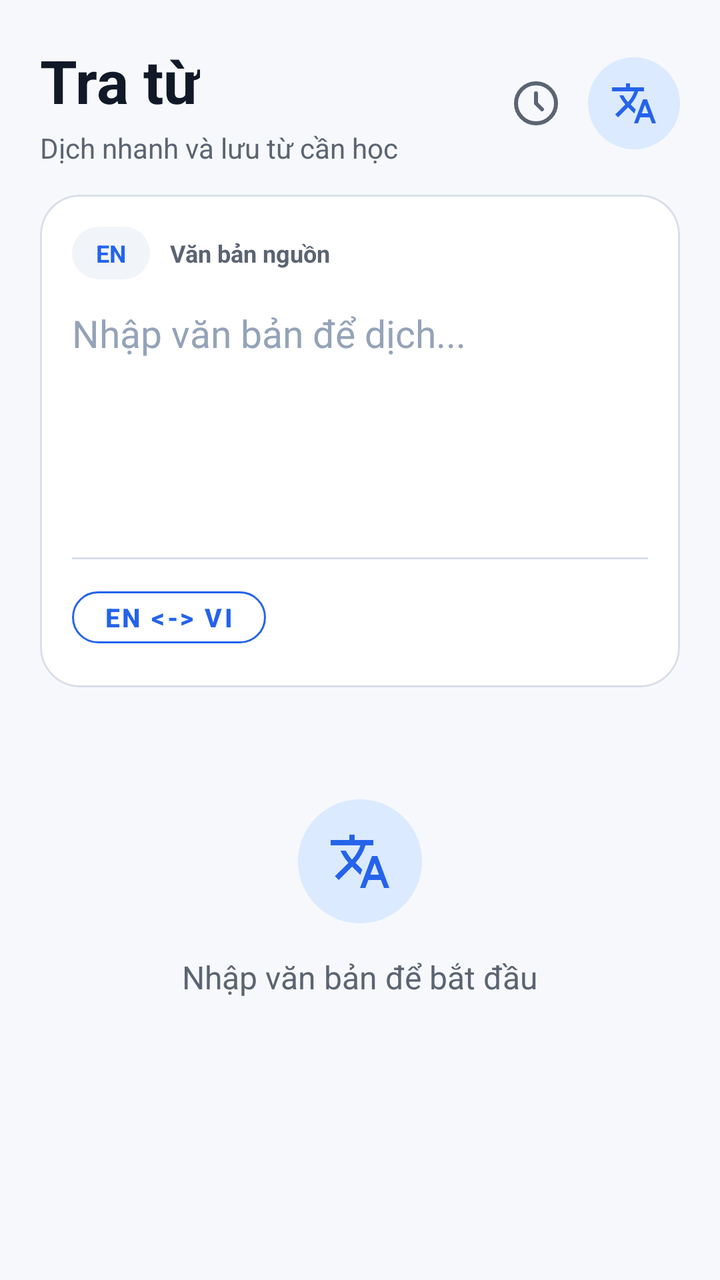
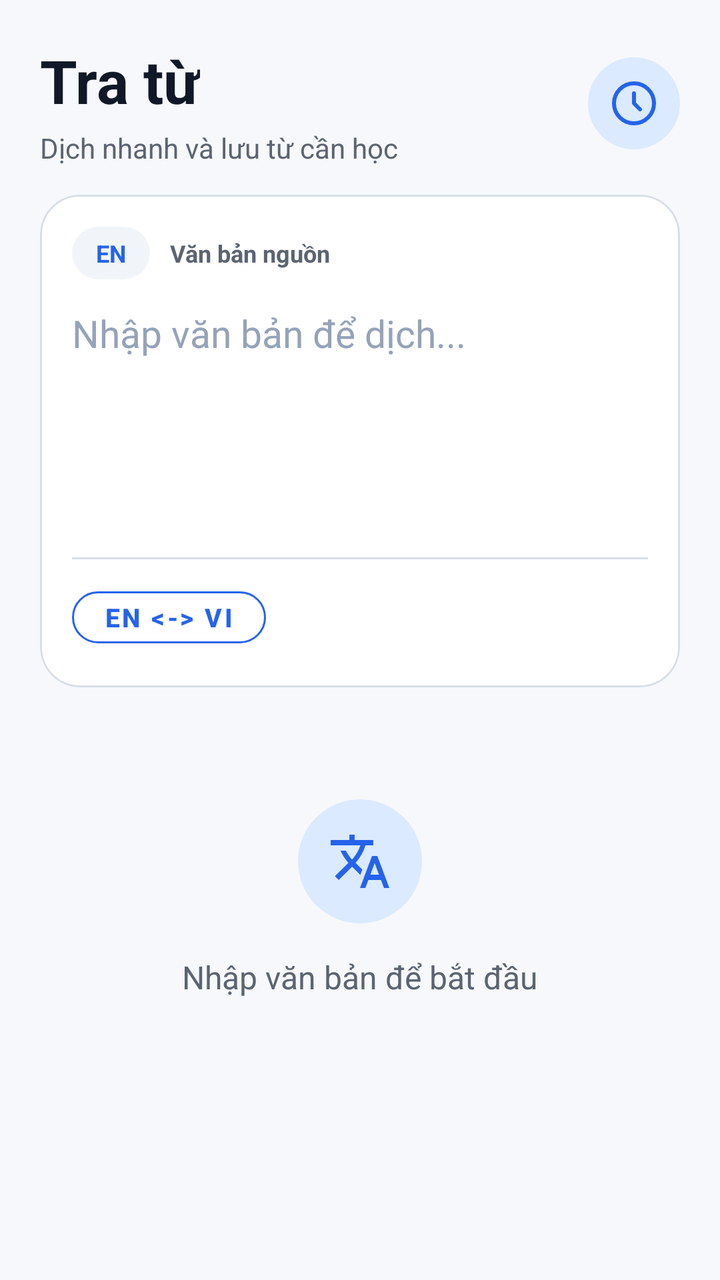

Screens rendered from an Android XML layout before and after an edit, with the pre-edit source and the edit as a unified diff.
<!-- AndroidManifest.xml: application theme Theme.ObjectLanguage -->
<!-- res/layout/fragment_dictionary.xml -->
<?xml version="1.0" encoding="utf-8"?>
<LinearLayout xmlns:android="http://schemas.android.com/apk/res/android"
    xmlns:app="http://schemas.android.com/apk/res-auto"
    android:layout_width="match_parent"
    android:layout_height="match_parent"
    android:background="@color/background"
    android:orientation="vertical">

    <LinearLayout
        android:layout_width="match_parent"
        android:layout_height="wrap_content"
        android:orientation="horizontal"
        android:paddingStart="20dp"
        android:paddingTop="20dp"
        android:paddingEnd="20dp"
        android:paddingBottom="14dp"
        android:gravity="center_vertical">

        <LinearLayout
            android:layout_width="0dp"
            android:layout_height="wrap_content"
            android:layout_weight="1"
            android:orientation="vertical">

            <TextView
                android:id="@+id/tvTitle"
                android:layout_width="wrap_content"
                android:layout_height="wrap_content"
                android:text="@string/dictionary_title"
                android:textColor="@color/text_primary"
                android:textSize="30sp"
                android:textStyle="bold" />

            <TextView
                android:layout_width="match_parent"
                android:layout_height="wrap_content"
                android:layout_marginTop="4dp"
                android:text="@string/dictionary_subtitle"
                android:textColor="@color/text_secondary"
                android:textSize="14sp" />
        </LinearLayout>

        <ImageButton
            android:id="@+id/btnShowHistory"
            android:layout_width="40dp"
            android:layout_height="40dp"
            android:layout_marginStart="10dp"
            android:background="?attr/selectableItemBackgroundBorderless"
            android:padding="8dp"
            android:src="@drawable/ic_history"
            android:contentDescription="@string/dictionary_history_title"
            app:tint="@color/text_secondary" />

        <ImageView
            android:layout_width="46dp"
            android:layout_height="46dp"
            android:layout_marginStart="6dp"
            android:background="@drawable/bg_icon_primary"
            android:padding="11dp"
            android:src="@drawable/ic_dictionary"
            app:tint="@color/primary" />
    </LinearLayout>

    <ScrollView
        android:layout_width="match_parent"
        android:layout_height="0dp"
        android:layout_weight="1"
        android:clipToPadding="false"
        android:fillViewport="true">

        <LinearLayout
            android:layout_width="match_parent"
            android:layout_height="wrap_content"
            android:orientation="vertical"
            android:paddingStart="20dp"
            android:paddingEnd="20dp"
            android:paddingBottom="24dp">

            <com.google.android.material.card.MaterialCardView
                android:layout_width="match_parent"
                android:layout_height="wrap_content"
                app:cardBackgroundColor="@color/surface"
                app:cardCornerRadius="20dp"
                app:cardElevation="0dp"
                app:strokeColor="@color/divider"
                app:strokeWidth="1dp">

                <LinearLayout
                    android:layout_width="match_parent"
                    android:layout_height="wrap_content"
                    android:orientation="vertical"
                    android:padding="16dp">

                    <LinearLayout
                        android:layout_width="match_parent"
                        android:layout_height="wrap_content"
                        android:gravity="center_vertical"
                        android:orientation="horizontal">

                        <TextView
                            android:id="@+id/tvFromLang"
                            android:layout_width="wrap_content"
                            android:layout_height="wrap_content"
                            android:background="@drawable/bg_soft_panel"
                            android:paddingStart="12dp"
                            android:paddingTop="5dp"
                            android:paddingEnd="12dp"
                            android:paddingBottom="5dp"
                            android:text="EN"
                            android:textColor="@color/primary"
                            android:textSize="12sp"
                            android:textStyle="bold" />

                        <TextView
                            android:layout_width="0dp"
                            android:layout_height="wrap_content"
                            android:layout_marginStart="10dp"
                            android:layout_weight="1"
                            android:text="@string/dictionary_input_label"
                            android:textColor="@color/text_secondary"
                            android:textSize="12sp"
                            android:textStyle="bold" />

                        <ImageButton
                            android:id="@+id/btnClearInput"
                            android:layout_width="38dp"
                            android:layout_height="38dp"
                            android:background="?attr/selectableItemBackgroundBorderless"
                            android:src="@android:drawable/ic_menu_close_clear_cancel"
                            android:visibility="gone"
                            app:tint="@color/text_secondary" />
                    </LinearLayout>

                    <EditText
                        android:id="@+id/etInput"
                        android:layout_width="match_parent"
                        android:layout_height="wrap_content"
                        android:layout_marginTop="14dp"
                        android:background="@null"
                        android:gravity="top"
                        android:hint="@string/dictionary_input_hint"
                        android:inputType="textMultiLine|textCapSentences"
                        android:maxLines="7"
                        android:minLines="5"
                        android:textColor="@color/text_primary"
                        android:textColorHint="@color/text_muted"
                        android:textSize="19sp" />

                    <View
                        android:layout_width="match_parent"
                        android:layout_height="1dp"
                        android:layout_marginTop="10dp"
                        android:background="@color/divider" />

                    <LinearLayout
                        android:layout_width="match_parent"
                        android:layout_height="wrap_content"
                        android:layout_marginTop="10dp"
                        android:gravity="center_vertical"
                        android:orientation="horizontal">

                        <com.google.android.material.button.MaterialButton
                            android:id="@+id/btnSwapLang"
                            style="@style/Widget.MaterialComponents.Button.OutlinedButton"
                            android:layout_width="wrap_content"
                            android:layout_height="38dp"
                            android:layout_weight="0"
                            android:paddingStart="16dp"
                            android:paddingEnd="16dp"
                            android:text="EN &lt;-&gt; VI"
                            android:textColor="@color/primary"
                            android:textSize="13sp"
                            android:textStyle="bold"
                            app:cornerRadius="19dp"
                            app:strokeColor="@color/primary" />

                        <View
                            android:layout_width="0dp"
                            android:layout_height="0dp"
                            android:layout_weight="1" />

                        <ImageButton
                            android:id="@+id/btnPlayAudio"
                            android:layout_width="40dp"
                            android:layout_height="40dp"
                            android:background="?attr/selectableItemBackgroundBorderless"
                            android:src="@android:drawable/ic_lock_silent_mode_off"
                            android:contentDescription="@string/dictionary_play_audio"
                            android:visibility="gone"
                            app:tint="@color/primary" />
                    </LinearLayout>
                </LinearLayout>
            </com.google.android.material.card.MaterialCardView>

            <LinearLayout
                android:id="@+id/loadingRow"
                android:layout_width="match_parent"
                android:layout_height="wrap_content"
                android:gravity="center"
                android:orientation="horizontal"
                android:padding="18dp"
                android:visibility="gone">

                <ProgressBar
                    android:layout_width="24dp"
                    android:layout_height="24dp"
                    android:layout_marginEnd="12dp" />

                <TextView
                    android:layout_width="wrap_content"
                    android:layout_height="wrap_content"
                    android:text="@string/dictionary_loading"
                    android:textColor="@color/text_secondary"
                    android:textSize="14sp" />
            </LinearLayout>

            <com.google.android.material.card.MaterialCardView
                android:id="@+id/cardResult"
                android:layout_width="match_parent"
                android:layout_height="wrap_content"
                android:layout_marginTop="14dp"
                android:visibility="gone"
                app:cardBackgroundColor="@color/surface"
                app:cardCornerRadius="20dp"
                app:cardElevation="0dp"
                app:strokeColor="@color/primary_light"
                app:strokeWidth="1dp">

                <LinearLayout
                    android:layout_width="match_parent"
                    android:layout_height="wrap_content"
                    android:orientation="vertical"
                    android:padding="18dp">

                    <LinearLayout
                        android:layout_width="match_parent"
                        android:layout_height="wrap_content"
                        android:gravity="center_vertical"
                        android:orientation="horizontal">

                        <TextView
                            android:id="@+id/tvToLang"
                            android:layout_width="wrap_content"
                            android:layout_height="wrap_content"
                            android:background="@drawable/bg_icon_primary"
                            android:paddingStart="12dp"
                            android:paddingTop="5dp"
                            android:paddingEnd="12dp"
                            android:paddingBottom="5dp"
                            android:text="VI"
                            android:textColor="@color/primary"
                            android:textSize="12sp"
                            android:textStyle="bold" />

                        <TextView
                            android:layout_width="0dp"
                            android:layout_height="wrap_content"
                            android:layout_marginStart="10dp"
                            android:layout_weight="1"
                            android:text="@string/dictionary_result_label"
                            android:textColor="@color/text_secondary"
                            android:textSize="12sp"
                            android:textStyle="bold" />

                        <ImageButton
                            android:id="@+id/btnPlayAudioResult"
                            android:layout_width="40dp"
                            android:layout_height="40dp"
                            android:background="?attr/selectableItemBackgroundBorderless"
                            android:src="@android:drawable/ic_lock_silent_mode_off"
                            android:contentDescription="@string/dictionary_play_audio"
                            android:visibility="gone"
                            app:tint="@color/primary" />

                    </LinearLayout>

                    <TextView
                        android:id="@+id/tvTranslation"
                        android:layout_width="match_parent"
                        android:layout_height="wrap_content"
                        android:layout_marginTop="14dp"
                        android:textColor="@color/text_primary"
                        android:textSize="25sp"
                        android:textStyle="bold" />

                    <TextView
                        android:id="@+id/tvPhonetic"
                        android:layout_width="wrap_content"
                        android:layout_height="wrap_content"
                        android:layout_marginTop="4dp"
                        android:textColor="@color/primary"
                        android:textSize="15sp"
                        android:textStyle="italic"
                        android:visibility="gone" />

                    <View
                        android:id="@+id/dividerDefs"
                        android:layout_width="match_parent"
                        android:layout_height="1dp"
                        android:layout_marginTop="16dp"
                        android:layout_marginBottom="12dp"
                        android:background="@color/divider"
                        android:visibility="gone" />

                    <LinearLayout
                        android:id="@+id/containerDefinitions"
                        android:layout_width="match_parent"
                        android:layout_height="wrap_content"
                        android:orientation="vertical"
                        android:visibility="gone" />

                    <com.google.android.material.button.MaterialButton
                        android:id="@+id/btnSaveWord"
                        android:layout_width="match_parent"
                        android:layout_height="52dp"
                        android:layout_marginTop="16dp"
                        android:text="@string/dictionary_save_word"
                        android:textStyle="bold"
                        android:visibility="gone"
                        app:backgroundTint="@color/primary"
                        app:cornerRadius="16dp" />
                </LinearLayout>
            </com.google.android.material.card.MaterialCardView>

            
            <LinearLayout
                android:id="@+id/layoutRecentChips"
                android:layout_width="match_parent"
                android:layout_height="wrap_content"
                android:layout_marginTop="14dp"
                android:orientation="vertical"
                android:visibility="gone">

                <TextView
                    android:layout_width="wrap_content"
                    android:layout_height="wrap_content"
                    android:layout_marginBottom="8dp"
                    android:text="@string/dictionary_recent_label"
                    android:textColor="@color/text_secondary"
                    android:textSize="12sp"
                    android:textStyle="bold"
                    android:letterSpacing="0.06"
                    android:textAllCaps="true" />

                <HorizontalScrollView
                    android:layout_width="match_parent"
                    android:layout_height="wrap_content"
                    android:scrollbars="none">

                    <com.google.android.material.chip.ChipGroup
                        android:id="@+id/chipGroupRecent"
                        android:layout_width="wrap_content"
                        android:layout_height="wrap_content"
                        app:singleLine="true"
                        app:chipSpacingHorizontal="8dp" />
                </HorizontalScrollView>
            </LinearLayout>

            <LinearLayout
                android:id="@+id/groupEmptyState"
                android:layout_width="match_parent"
                android:layout_height="wrap_content"
                android:gravity="center"
                android:orientation="vertical"
                android:paddingTop="56dp"
                android:paddingBottom="56dp">

                <ImageView
                    android:layout_width="62dp"
                    android:layout_height="62dp"
                    android:layout_marginBottom="16dp"
                    android:background="@drawable/bg_icon_primary"
                    android:padding="15dp"
                    android:src="@drawable/ic_dictionary"
                    app:tint="@color/primary" />

                <TextView
                    android:layout_width="wrap_content"
                    android:layout_height="wrap_content"
                    android:text="@string/dictionary_empty_prompt"
                    android:textColor="@color/text_secondary"
                    android:textSize="16sp" />
            </LinearLayout>
        </LinearLayout>
    </ScrollView>
</LinearLayout>
<!-- resources referenced by this layout -->
<resources>
  <color name="background">#F6F8FB</color>
  <color name="divider">#D8DEE8</color>
  <color name="primary">#2563EB</color>
  <color name="primary_light">#DBEAFE</color>
  <color name="surface">#FFFFFF</color>
  <color name="text_muted">#94A3B8</color>
  <color name="text_primary">#111827</color>
  <color name="text_secondary">#5B6472</color>
  <!-- drawable bg_icon_primary (drawable) -->
  <?xml version="1.0" encoding="utf-8"?>
  <shape xmlns:android="http://schemas.android.com/apk/res/android"
      android:shape="oval">
      <solid android:color="@color/primary_light" />
  </shape>
  <!-- drawable bg_soft_panel (drawable) -->
  <?xml version="1.0" encoding="utf-8"?>
  <shape xmlns:android="http://schemas.android.com/apk/res/android"
      android:shape="rectangle">
      <solid android:color="@color/surface_soft" />
      <corners android:radius="16dp" />
  </shape>
  <!-- drawable ic_dictionary (drawable) -->
  <vector xmlns:android="http://schemas.android.com/apk/res/android"
      android:width="24dp"
      android:height="24dp"
      android:viewportWidth="24"
      android:viewportHeight="24"
      android:tint="?attr/colorControlNormal">
      <path
          android:fillColor="@android:color/white"
          android:pathData="M12.87,15.07l-2.54,-2.51 0.03,-0.03c1.74,-1.94 2.98,-4.17 3.71,-6.53L17,6V4h-7V2H8v2H1v1.99h11.17C11.5,7.92 10.44,9.75 9,11.35 8.07,10.32 7.3,9.19 6.69,8h-2c0.73,1.63 1.73,3.17 2.98,4.56l-5.09,5.02L4,19l5,-5 3.11,3.11 0.76,-2.04zM18.5,10h-2L12,22h2l1.12,-3h4.75L21,22h2l-4.5,-12zM15.88,17l1.62,-4.33L19.12,17h-3.24z"/>
  </vector>
  <string name="dictionary_empty_prompt">Nhập văn bản để bắt đầu</string>
  <string name="dictionary_history_title">Lịch sử tra từ</string>
  <string name="dictionary_input_hint">Nhập văn bản để dịch...</string>
  <string name="dictionary_input_label">Văn bản nguồn</string>
  <string name="dictionary_loading">Đang dịch...</string>
  <string name="dictionary_play_audio">Nghe phát âm</string>
  <string name="dictionary_recent_label">Gần đây</string>
  <string name="dictionary_result_label">Kết quả dịch</string>
  <string name="dictionary_save_word">Lưu vào danh sách học</string>
  <string name="dictionary_subtitle">Dịch nhanh và lưu từ cần học</string>
  <string name="dictionary_title">Tra từ</string>
  <color name="surface_soft">#F1F5F9</color>
  <color name="primary_dark">#1E40AF</color>
  <color name="text_on_primary">#FFFFFF</color>
  <color name="secondary">#16A34A</color>
  <style name="Widget.App.CardView" parent="Widget.Material3.CardView.Elevated">
          <item name="cardBackgroundColor">@color/surface</item>
          <item name="cardCornerRadius">14dp</item>
          <item name="cardElevation">0dp</item>
          <item name="strokeWidth">0dp</item>
      </style>
  <style name="Widget.App.BottomNav" parent="Widget.Material3.BottomNavigationView">
          <item name="backgroundTint">@color/bottom_nav_bg</item>
          <item name="itemIconTint">@color/bottom_nav_color</item>
          <item name="itemTextColor">@color/bottom_nav_color</item>
          <item name="itemActiveIndicatorStyle">@style/Widget.App.BottomNav.ActiveIndicator</item>
          <item name="labelVisibilityMode">labeled</item>
          <item name="itemRippleColor">@color/primary_light</item>
      </style>
  <color name="bottom_nav_bg">#FFFFFF</color>
  <style name="Widget.App.BottomNav.ActiveIndicator" parent="Widget.Material3.BottomNavigationView.ActiveIndicator">
          <item name="android:color">@color/surface_variant</item>
          <item name="shapeAppearance">@style/ShapeAppearance.App.SmallComponent</item>
      </style>
  <color name="surface_variant">#EAF0F7</color>
  <style name="ShapeAppearance.App.SmallComponent" parent="ShapeAppearance.Material3.SmallComponent">
          <item name="cornerSize">14dp</item>
      </style>
  <!-- unchanged entries left out for length: 2 -->
</resources>

<!-- the commit's change to res/layout/fragment_dictionary.xml (unified diff, before → after) -->
@@ -42,23 +42,15 @@
 
         <ImageButton
             android:id="@+id/btnShowHistory"
-            android:layout_width="40dp"
-            android:layout_height="40dp"
+            android:layout_width="46dp"
+            android:layout_height="46dp"
             android:layout_marginStart="10dp"
-            android:background="?attr/selectableItemBackgroundBorderless"
-            android:padding="8dp"
+            android:background="@drawable/bg_icon_primary"
+            android:padding="11dp"
             android:src="@drawable/ic_history"
             android:contentDescription="@string/dictionary_history_title"
-            app:tint="@color/text_secondary" />
-
-        <ImageView
-            android:layout_width="46dp"
-            android:layout_height="46dp"
-            android:layout_marginStart="6dp"
-            android:background="@drawable/bg_icon_primary"
-            android:padding="11dp"
-            android:src="@drawable/ic_dictionary"
             app:tint="@color/primary" />
+
     </LinearLayout>
 
     <ScrollView
